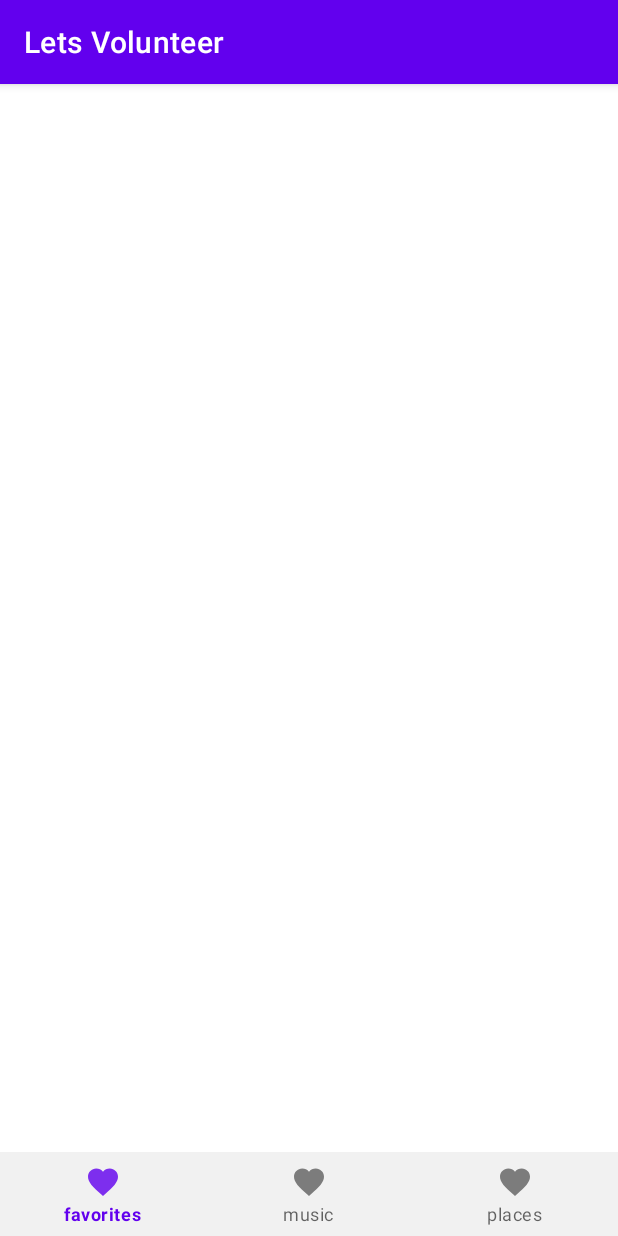
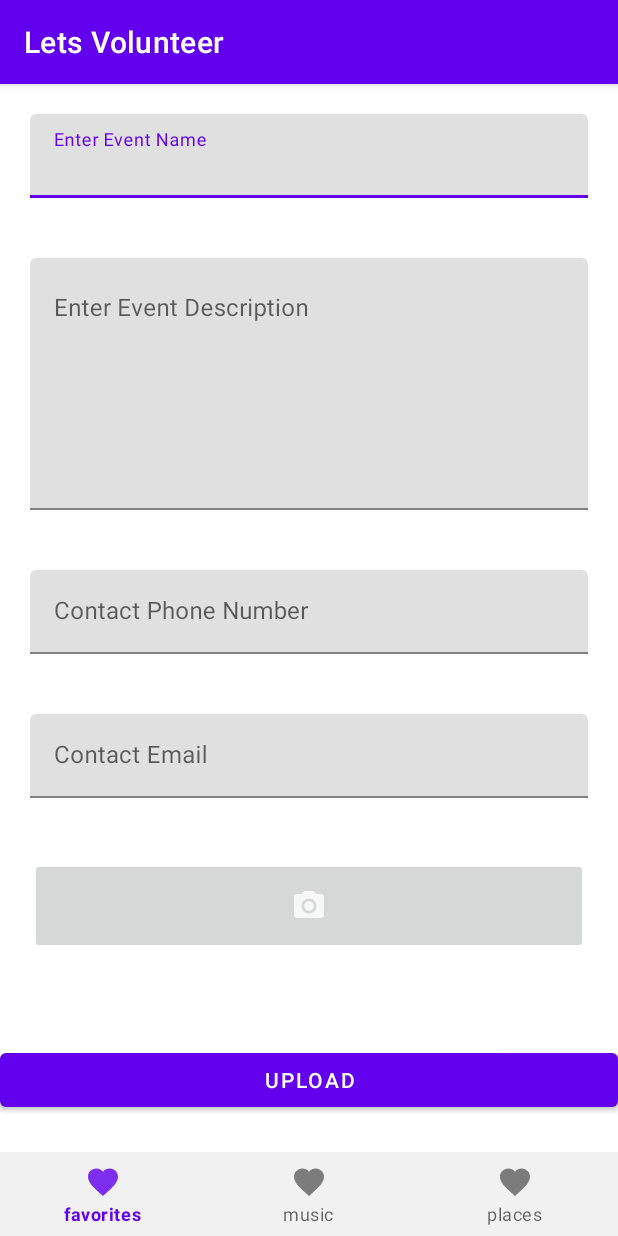
Before and after one commit to MohammedMasiuddin/LetsVolunteer_0.1, an Android app: the screen it shows after launch (MainActivity), on a phone screen of 412 x 824 dp. Run offline under Robolectric (Android 15) with nearby library versions, the phone set to English and light mode, and no system bars.

Commit message:
Creating the layout for the Event create

```diff
--- a/app/build.gradle
+++ b/app/build.gradle
@@ -32,6 +32,7 @@ dependencies {
     implementation 'androidx.appcompat:appcompat:1.3.1'
     implementation 'com.google.android.material:material:1.4.0'
     implementation 'androidx.constraintlayout:constraintlayout:2.1.1'
+    implementation 'androidx.legacy:legacy-support-v4:1.0.0'
     testImplementation 'junit:junit:4.+'
     androidTestImplementation 'androidx.test.ext:junit:1.1.3'
     androidTestImplementation 'androidx.test.espresso:espresso-core:3.4.0'
--- a/app/src/main/AndroidManifest.xml
+++ b/app/src/main/AndroidManifest.xml
@@ -2,6 +2,7 @@
 <manifest xmlns:android="http://schemas.android.com/apk/res/android"
     package="com.example.letsvolunteer">
 
+    <uses-permission android:name="android.permission.READ_EXTERNAL_STORAGE"/>
     <application
         android:allowBackup="true"
         android:icon="@mipmap/ic_launcher"
--- /dev/null
+++ b/app/src/main/java/com/example/letsvolunteer/BlankFragment.java
@@ -0,0 +1,150 @@
+package com.example.letsvolunteer;
+
+import android.Manifest;
+import android.content.Intent;
+import android.content.pm.PackageManager;
+import android.graphics.Bitmap;
+import android.graphics.BitmapFactory;
+import android.net.Uri;
+import android.os.Bundle;
+
+import androidx.annotation.NonNull;
+import androidx.annotation.Nullable;
+import androidx.core.app.ActivityCompat;
+import androidx.core.content.ContextCompat;
+import androidx.fragment.app.Fragment;
+
+import android.util.Log;
+import android.view.LayoutInflater;
+import android.view.View;
+import android.view.ViewGroup;
+import android.widget.Button;
+import android.widget.ImageButton;
+import android.widget.ImageView;
+import android.widget.Toast;
+
+import java.io.FileNotFoundException;
+import java.io.InputStream;
+
+/**
+ * A simple {@link Fragment} subclass.
+ * Use the {@link BlankFragment#newInstance} factory method to
+ * create an instance of this fragment.
+ *
+ */
+public class BlankFragment extends Fragment {
+
+    // TODO: Rename parameter arguments, choose names that match
+    // the fragment initialization parameters, e.g. ARG_ITEM_NUMBER
+    private static final String ARG_PARAM1 = "param1";
+    private static final String ARG_PARAM2 = "param2";
+
+    // TODO: Rename and change types of parameters
+    private String mParam1;
+    private String mParam2;
+    Boolean isPermissionGrandted = true;
+    String[] permissions = {Manifest.permission.READ_EXTERNAL_STORAGE};
+    int requestCode = 12345;
+    ImageView imageView;
+
+    /**
+     * Use this factory method to create a new instance of
+     * this fragment using the provided parameters.
+     *
+     * @param param1 Parameter 1.
+     * @param param2 Parameter 2.
+     * @return A new instance of fragment BlankFragment.
+     */
+    // TODO: Rename and change types and number of parameters
+    public static BlankFragment newInstance(String param1, String param2) {
+        BlankFragment fragment = new BlankFragment();
+        Bundle args = new Bundle();
+        args.putString(ARG_PARAM1, param1);
+        args.putString(ARG_PARAM2, param2);
+        fragment.setArguments(args);
+        return fragment;
+    }
+
+    public BlankFragment() {
+        // Required empty public constructor
+    }
+
+    @Override
+    public void onCreate(Bundle savedInstanceState) {
+        super.onCreate(savedInstanceState);
+        if (getArguments() != null) {
+            mParam1 = getArguments().getString(ARG_PARAM1);
+            mParam2 = getArguments().getString(ARG_PARAM2);
+        }
+    }
+
+    @Override
+    public View onCreateView(LayoutInflater inflater, ViewGroup container,
+                             Bundle savedInstanceState) {
+        // Inflate the layout for this fragment
+        View view = inflater.inflate(R.layout.fragment_blank, container, false);
+
+        ImageButton btn = (ImageButton) view.findViewById(R.id.AddimageButton);
+        imageView = view.findViewById(R.id.uploadimageView);
+        btn.setOnClickListener(new View.OnClickListener() {
+            @Override
+            public void onClick(View view) {
+                checkPermissions();
+            }
+        });
+
+        Button upload = view.findViewById(R.id.uploadbutton);
+        upload.setOnClickListener(new View.OnClickListener() {
+            @Override
+            public void onClick(View view) {
+                Log.d("TAG", "onClick: ");
+            }
+        });
+
+        return view;
+    }
+
+
+    public void checkPermissions() {
+        if (ContextCompat.checkSelfPermission(getContext().getApplicationContext(), Manifest.permission.READ_EXTERNAL_STORAGE) == PackageManager.PERMISSION_GRANTED){
+            isPermissionGrandted = true;
+            Intent intent = new Intent();
+            intent.setType("image/*");
+            intent.setAction(Intent.ACTION_GET_CONTENT);
+            startActivityForResult(Intent.createChooser(intent,"Choose from bellow"),requestCode);
+        }else {
+            ActivityCompat.requestPermissions(getActivity(),permissions,requestCode);
+        }
+    }
+
+    @Override
+    public void onActivityResult(int requestCode, int resultCode, @Nullable Intent data) {
+//                super.onActivityResult(requestCode, resultCode, data);
+        if (data != null){
+            Uri filepath = data.getData();
+            try {
+                InputStream inputStream = getActivity().getContentResolver().openInputStream(filepath);
+                Bitmap bitmap = BitmapFactory.decodeStream(inputStream);
+
+                imageView.setImageBitmap(bitmap);
+            } catch (FileNotFoundException e) {
+                e.printStackTrace();
+            }
+
+        }else {
+            Toast.makeText(getContext().getApplicationContext(),"nothing selected",Toast.LENGTH_SHORT).show();
+        }
+    }
+
+    @Override
+    public void onRequestPermissionsResult(int requestCode, @NonNull String[] permissions, @NonNull int[] grantResults) {
+        super.onRequestPermissionsResult(requestCode, permissions, grantResults);
+        if (grantResults.length > 0 && grantResults[0] == PackageManager.PERMISSION_GRANTED){
+            isPermissionGrandted = true;
+
+        }else{
+            return;
+        }
+    }
+
+}
--- a/app/src/main/java/com/example/letsvolunteer/MainActivity.java
+++ b/app/src/main/java/com/example/letsvolunteer/MainActivity.java
@@ -1,8 +1,29 @@
 package com.example.letsvolunteer;
 
+import androidx.annotation.NonNull;
+import androidx.annotation.Nullable;
 import androidx.appcompat.app.AppCompatActivity;
+import androidx.core.app.ActivityCompat;
+import androidx.core.content.ContextCompat;
 
+import android.Manifest;
+import android.app.Activity;
+import android.content.Intent;
+import android.content.pm.PackageManager;
+import android.graphics.Bitmap;
+import android.graphics.BitmapFactory;
+import android.net.Uri;
 import android.os.Bundle;
+import android.util.Log;
+import android.view.MenuItem;
+import android.widget.ImageView;
+import android.widget.Toast;
+
+import com.google.android.material.bottomnavigation.BottomNavigationView;
+import com.google.android.material.navigation.NavigationBarView;
+
+import java.io.FileNotFoundException;
+import java.io.InputStream;
 
 public class MainActivity extends AppCompatActivity {
 
@@ -11,5 +32,59 @@ public class MainActivity extends AppCompatActivity {
         super.onCreate(savedInstanceState);
         setContentView(R.layout.activity_main);
 
+        BottomNavigationView bottomNavigation = findViewById(R.id.bottom_navigation);
+        bottomNavigation.setOnItemSelectedListener(new NavigationBarView.OnItemSelectedListener() {
+            @Override
+            public boolean onNavigationItemSelected(@NonNull MenuItem item) {
+                Log.d("TAG", "onNavigationItemSelected: "+ item.getItemId());
+                return true;
+            }
+        });
+
+        getSupportFragmentManager().beginTransaction().replace(R.id.fragment_container_view_tag, new BlankFragment()
+//            @Override
+//            public void checkpermissions() {
+//                if (ContextCompat.checkSelfPermission(getContext().getApplicationContext(), Manifest.permission.READ_EXTERNAL_STORAGE) == PackageManager.PERMISSION_GRANTED){
+//                    isPermissionGrandted = true;
+//                    Intent intent = new Intent();
+//                    intent.setType("image/*");
+//                    intent.setAction(Intent.ACTION_GET_CONTENT);
+//                    startActivityForResult(Intent.createChooser(intent,"Choose from bellow"),requestCode);
+//                }else {
+//                    ActivityCompat.requestPermissions(getActivity(),permissions,requestCode);
+//                }
+//            }
+//
+//            @Override
+//            public void onActivityResult(int requestCode, int resultCode, @Nullable Intent data) {
+////                super.onActivityResult(requestCode, resultCode, data);
+//                if (data != null){
+//                    Uri filepath = data.getData();
+//                    try {
+//                        InputStream inputStream = getContentResolver().openInputStream(filepath);
+//                        Bitmap bitmap = BitmapFactory.decodeStream(inputStream);
+//                        ImageView imageView = findViewById(R.id.uploadimageView);
+//                        imageView.setImageBitmap(bitmap);
+//                    } catch (FileNotFoundException e) {
+//                        e.printStackTrace();
+//                    }
+//
+//                }else {
+//                    Toast.makeText(getContext().getApplicationContext(),"nothing selected",Toast.LENGTH_SHORT).show();
+//                }
+//            }
+//
+//            @Override
+//            public void onRequestPermissionsResult(int requestCode, @NonNull String[] permissions, @NonNull int[] grantResults) {
+//                super.onRequestPermissionsResult(requestCode, permissions, grantResults);
+//                if (grantResults.length > 0 && grantResults[0] == PackageManager.PERMISSION_GRANTED){
+//                    isPermissionGrandted = true;
+//
+//                }else{
+//                    return;
+//                }
+//            }
+
+        ).commit();
     }
 }
--- /dev/null
+++ b/app/src/main/res/drawable/ic_camera.xml
@@ -0,0 +1,6 @@
+<vector android:alpha="0.81" android:height="24dp"
+    android:tint="#FFFFFF" android:viewportHeight="24"
+    android:viewportWidth="24" android:width="24dp" xmlns:android="http://schemas.android.com/apk/res/android">
+    <path android:fillColor="@android:color/white" android:pathData="M12,12m-3.2,0a3.2,3.2 0,1 1,6.4 0a3.2,3.2 0,1 1,-6.4 0"/>
+    <path android:fillColor="@android:color/white" android:pathData="M9,2L7.17,4L4,4c-1.1,0 -2,0.9 -2,2v12c0,1.1 0.9,2 2,2h16c1.1,0 2,-0.9 2,-2L22,6c0,-1.1 -0.9,-2 -2,-2h-3.17L15,2L9,2zM12,17c-2.76,0 -5,-2.24 -5,-5s2.24,-5 5,-5 5,2.24 5,5 -2.24,5 -5,5z"/>
+</vector>
--- a/app/src/main/res/layout/activity_main.xml
+++ b/app/src/main/res/layout/activity_main.xml
@@ -5,6 +5,14 @@
     android:layout_width="match_parent"
     android:layout_height="match_parent"
     tools:context=".MainActivity">
+
+    <FrameLayout
+        android:id="@+id/fragment_container_view_tag"
+        android:layout_width="match_parent"
+        android:layout_height="wrap_content"
+
+        app:layout_constraintStart_toStartOf="parent"
+        app:layout_constraintTop_toTopOf="parent" />
 
     <LinearLayout
         android:layout_width="match_parent"
@@ -14,6 +22,7 @@
         app:layout_constraintStart_toStartOf="parent">
 
         <com.google.android.material.bottomnavigation.BottomNavigationView
+            android:id="@+id/bottom_navigation"
             android:layout_width="match_parent"
             android:layout_height="wrap_content"
             android:background="#f1f1f1"
--- /dev/null
+++ b/app/src/main/res/layout/fragment_blank.xml
@@ -0,0 +1,108 @@
+<?xml version="1.0" encoding="utf-8"?>
+
+
+<LinearLayout xmlns:android="http://schemas.android.com/apk/res/android"
+    xmlns:app="http://schemas.android.com/apk/res-auto"
+    xmlns:tools="http://schemas.android.com/tools"
+    android:layout_width="match_parent"
+    android:layout_height="match_parent"
+    android:orientation="vertical"
+    android:paddingBottom="60dp"
+
+    tools:context=".BlankFragment">
+
+    <ScrollView
+        android:layout_width="match_parent"
+        android:layout_height="match_parent">
+
+        <LinearLayout
+            android:layout_width="match_parent"
+            android:layout_height="match_parent"
+            android:orientation="vertical">
+
+            <com.google.android.material.textfield.TextInputLayout
+                android:id="@+id/EventNameEnter"
+                android:layout_width="match_parent"
+                android:layout_height="wrap_content"
+                android:layout_margin="20dp"
+                android:hint="Enter Event Name">
+
+                <com.google.android.material.textfield.TextInputEditText
+                    android:layout_width="match_parent"
+                    android:layout_height="wrap_content" />
+
+            </com.google.android.material.textfield.TextInputLayout>
+
+            <com.google.android.material.textfield.TextInputLayout
+                android:id="@+id/textField"
+                android:layout_width="match_parent"
+                android:layout_height="wrap_content"
+                android:layout_margin="20dp"
+                android:hint="Enter Event Description">
+
+                <com.google.android.material.textfield.TextInputEditText
+                    android:layout_width="match_parent"
+                    android:layout_height="wrap_content"
+                    android:gravity="start"
+                    android:inputType="textMultiLine"
+                    android:minLines="7" />
+
+            </com.google.android.material.textfield.TextInputLayout>
+
+
+            <com.google.android.material.textfield.TextInputLayout
+                android:id="@+id/OrganiserPhoneEnter"
+                android:layout_width="match_parent"
+                android:layout_height="wrap_content"
+                android:layout_margin="20dp"
+                android:hint="Contact Phone Number">
+
+                <com.google.android.material.textfield.TextInputEditText
+                    android:layout_width="match_parent"
+                    android:layout_height="wrap_content"
+                    android:inputType="phone" />
+
+            </com.google.android.material.textfield.TextInputLayout>
+
+
+            <com.google.android.material.textfield.TextInputLayout
+                android:id="@+id/Enteremail"
+                android:layout_width="match_parent"
+                android:layout_height="wrap_content"
+                android:layout_margin="20dp"
+                android:hint="Contact Email">
+
+                <com.google.android.material.textfield.TextInputEditText
+                    android:layout_width="match_parent"
+                    android:layout_height="wrap_content"
+                    android:inputType="textEmailAddress" />
+
+            </com.google.android.material.textfield.TextInputLayout>
+
+            <ImageButton
+                android:id="@+id/AddimageButton"
+                android:layout_width="match_parent"
+                android:layout_height="wrap_content"
+                android:layout_margin="20dp"
+                android:padding="20dp"
+                android:src="@drawable/ic_camera" />
+
+            <ImageView
+                android:id="@+id/uploadimageView"
+                android:layout_width="match_parent"
+                android:layout_height="wrap_content"
+                android:layout_margin="20dp"
+                tools:src="@tools:sample/avatars" />
+
+            <Button
+                android:id="@+id/uploadbutton"
+                android:layout_width="match_parent"
+                android:layout_height="wrap_content"
+                android:text="Upload" />
+
+
+        </LinearLayout>
+
+    </ScrollView>
+
+</LinearLayout>
--- a/app/src/main/res/values/strings.xml
+++ b/app/src/main/res/values/strings.xml
@@ -1,4 +1,6 @@
 <resources>
     <string name="app_name">Lets Volunteer</string>
     <string name="favorites">favorites</string>
+<!-- TODO: Remove or change this placeholder text -->
+    <string name="hello_blank_fragment">Hello blank fragment</string>
 </resources>
```
